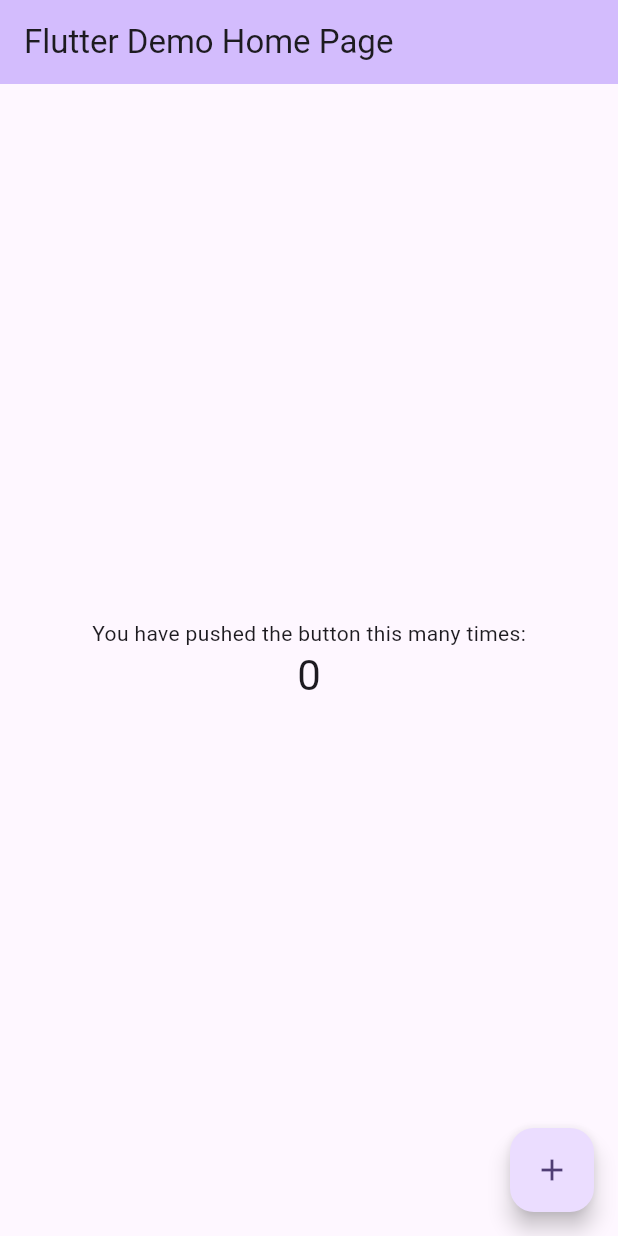
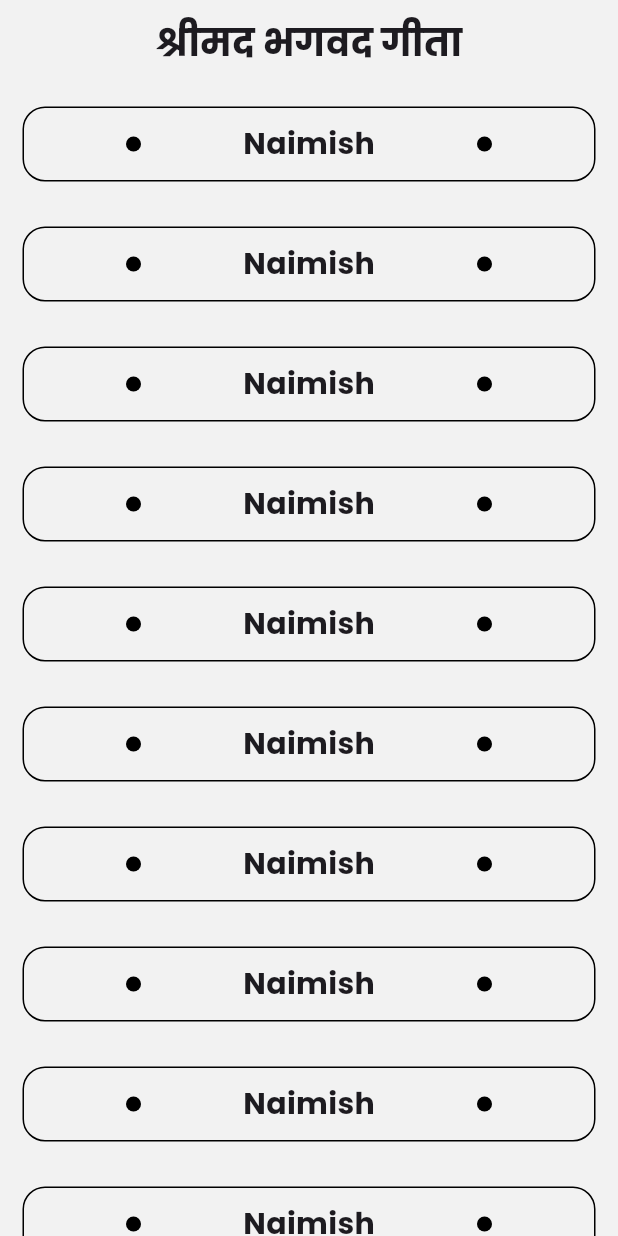
Before and after one commit to naimishvarsani/e_book_app, a Flutter app: the screen it shows after launch, on a phone screen of 412 x 824 dp. Run offline on Flutter 3.47's test engine with Material 3 defaults, Android fonts, the phone set to English and light mode, and no system bars; our stand-ins replace get, google_fonts, shared_preferences.

Commit message:
homepage create

```diff
--- /dev/null
+++ b/lib/Helpers/common_widgets.dart
@@ -0,0 +1,20 @@
+import 'package:flutter/material.dart';
+import 'package:google_fonts/google_fonts.dart';
+
+class CommonWidgets {
+  Widget textWidget(
+      {text, maxline, align, size, color, weight, letterspace, wordheight}) {
+    return Text(
+      text,
+      maxLines: maxline,
+      textAlign: align,
+      style: GoogleFonts.poppins(
+        fontSize: size,
+        color: color,
+        fontWeight: weight,
+        height: wordheight,
+        letterSpacing: letterspace,
+      ),
+    );
+  }
+}
--- /dev/null
+++ b/lib/Helpers/utilities.dart
@@ -0,0 +1,15 @@
+// ignore_for_file: prefer_const_constructors
+
+import 'package:flutter/material.dart';
+
+class AppColors {
+  static Color primaryColor = Color(0xfff2f2f2);
+  static Color redColor = Color(0xffe82323);
+  static Color greenColor = Color(0xff37c440);
+}
+
+class AppImage {
+  static String image = "assets/";
+}
+
+class PreferanceKey {}
--- /dev/null
+++ b/lib/Screens/home_page.dart
@@ -0,0 +1,62 @@
+// ignore_for_file: prefer_const_constructors, prefer_final_fields, unused_field, prefer_const_literals_to_create_immutables, use_key_in_widget_constructors, must_be_immutable
+
+import 'package:e_book_app/Controllers/home_controller.dart';
+import 'package:e_book_app/Helpers/utilities.dart';
+import 'package:flutter/material.dart';
+import 'package:get/get.dart';
+
+import '../Helpers/common_widgets.dart';
+
+class HomePage extends StatelessWidget {
+  HomeController _homecontroller = Get.put(HomeController());
+  @override
+  Widget build(BuildContext context) {
+    return Scaffold(
+        backgroundColor: AppColors.primaryColor,
+        appBar: AppBar(
+          automaticallyImplyLeading: false,
+          surfaceTintColor: Colors.transparent,
+          backgroundColor: AppColors.primaryColor,
+          centerTitle: true,
+          title: CommonWidgets().textWidget(
+              text: "श्रीमद भगवद गीता",
+              size: 25.0,
+              weight: FontWeight.bold,
+              align: TextAlign.center),
+        ),
+        body: ListView.builder(
+          itemCount: 15,
+          shrinkWrap: true,
+          physics: ClampingScrollPhysics(),
+          itemBuilder: (context, index) {
+            return listWidget(
+              shlokname: "Naimish",
+            );
+          },
+        ));
+  }
+
+  Widget listWidget({shlokname}) {
+    return Container(
+      height: 50,
+      margin: EdgeInsets.all(15),
+      decoration: BoxDecoration(
+          border: Border.all(), borderRadius: BorderRadius.circular(15)),
+      child: Row(
+        mainAxisAlignment: MainAxisAlignment.spaceEvenly,
+        children: [
+          CircleAvatar(
+            radius: 5,
+            backgroundColor: Colors.black,
+          ),
+          CommonWidgets()
+              .textWidget(text: shlokname, size: 20.0, weight: FontWeight.w700),
+          CircleAvatar(
+            radius: 5,
+            backgroundColor: Colors.black,
+          ),
+        ],
+      ),
+    );
+  }
+}
--- a/lib/main.dart
+++ b/lib/main.dart
@@ -1,125 +1,21 @@
+// ignore_for_file: prefer_const_constructors, prefer_const_constructors_in_immutables
+
+import 'package:e_book_app/Screens/splash_page.dart';
 import 'package:flutter/material.dart';
+import 'package:get/get.dart';
 
 void main() {
-  runApp(const MyApp());
+  runApp(MyApp());
 }
 
 class MyApp extends StatelessWidget {
-  const MyApp({super.key});
+  MyApp({super.key});
 
-  // This widget is the root of your application.
   @override
   Widget build(BuildContext context) {
-    return MaterialApp(
-      title: 'Flutter Demo',
-      theme: ThemeData(
-        // This is the theme of your application.
-        //
-        // TRY THIS: Try running your application with "flutter run". You'll see
-        // the application has a purple toolbar. Then, without quitting the app,
-        // try changing the seedColor in the colorScheme below to Colors.green
-        // and then invoke "hot reload" (save your changes or press the "hot
-        // reload" button in a Flutter-supported IDE, or press "r" if you used
-        // the command line to start the app).
-        //
-        // Notice that the counter didn't reset back to zero; the application
-        // state is not lost during the reload. To reset the state, use hot
-        // restart instead.
-        //
-        // This works for code too, not just values: Most code changes can be
-        // tested with just a hot reload.
-        colorScheme: ColorScheme.fromSeed(seedColor: Colors.deepPurple),
-        useMaterial3: true,
-      ),
-      home: const MyHomePage(title: 'Flutter Demo Home Page'),
+    return GetMaterialApp(
+      debugShowCheckedModeBanner: false,
+      home: SplashPage(),
     );
   }
 }
-
-class MyHomePage extends StatefulWidget {
-  const MyHomePage({super.key, required this.title});
-
-  // This widget is the home page of your application. It is stateful, meaning
-  // that it has a State object (defined below) that contains fields that affect
-  // how it looks.
-
-  // This class is the configuration for the state. It holds the values (in this
-  // case the title) provided by the parent (in this case the App widget) and
-  // used by the build method of the State. Fields in a Widget subclass are
-  // always marked "final".
-
-  final String title;
-
-  @override
-  State<MyHomePage> createState() => _MyHomePageState();
-}
-
-class _MyHomePageState extends State<MyHomePage> {
-  int _counter = 0;
-
-  void _incrementCounter() {
-    setState(() {
-      // This call to setState tells the Flutter framework that something has
-      // changed in this State, which causes it to rerun the build method below
-      // so that the display can reflect the updated values. If we changed
-      // _counter without calling setState(), then the build method would not be
-      // called again, and so nothing would appear to happen.
-      _counter++;
-    });
-  }
-
-  @override
-  Widget build(BuildContext context) {
-    // This method is rerun every time setState is called, for instance as done
-    // by the _incrementCounter method above.
-    //
-    // The Flutter framework has been optimized to make rerunning build methods
-    // fast, so that you can just rebuild anything that needs updating rather
-    // than having to individually change instances of widgets.
-    return Scaffold(
-      appBar: AppBar(
-        // TRY THIS: Try changing the color here to a specific color (to
-        // Colors.amber, perhaps?) and trigger a hot reload to see the AppBar
-        // change color while the other colors stay the same.
-        backgroundColor: Theme.of(context).colorScheme.inversePrimary,
-        // Here we take the value from the MyHomePage object that was created by
-        // the App.build method, and use it to set our appbar title.
-        title: Text(widget.title),
-      ),
-      body: Center(
-        // Center is a layout widget. It takes a single child and positions it
-        // in the middle of the parent.
-        child: Column(
-          // Column is also a layout widget. It takes a list of children and
-          // arranges them vertically. By default, it sizes itself to fit its
-          // children horizontally, and tries to be as tall as its parent.
-          //
-          // Column has various properties to control how it sizes itself and
-          // how it positions its children. Here we use mainAxisAlignment to
-          // center the children vertically; the main axis here is the vertical
-          // axis because Columns are vertical (the cross axis would be
-          // horizontal).
-          //
-          // TRY THIS: Invoke "debug painting" (choose the "Toggle Debug Paint"
-          // action in the IDE, or press "p" in the console), to see the
-          // wireframe for each widget.
-          mainAxisAlignment: MainAxisAlignment.center,
-          children: <Widget>[
-            const Text(
-              'You have pushed the button this many times:',
-            ),
-            Text(
-              '$_counter',
-              style: Theme.of(context).textTheme.headlineMedium,
-            ),
-          ],
-        ),
-      ),
-      floatingActionButton: FloatingActionButton(
-        onPressed: _incrementCounter,
-        tooltip: 'Increment',
-        child: const Icon(Icons.add),
-      ), // This trailing comma makes auto-formatting nicer for build methods.
-    );
-  }
-}
```
Also changed, not shown: lib/Controllers/home_controller.dart (added, +24 -0 lines), lib/Helpers/prefs.dart (added, +24 -0 lines), 1 other file.
